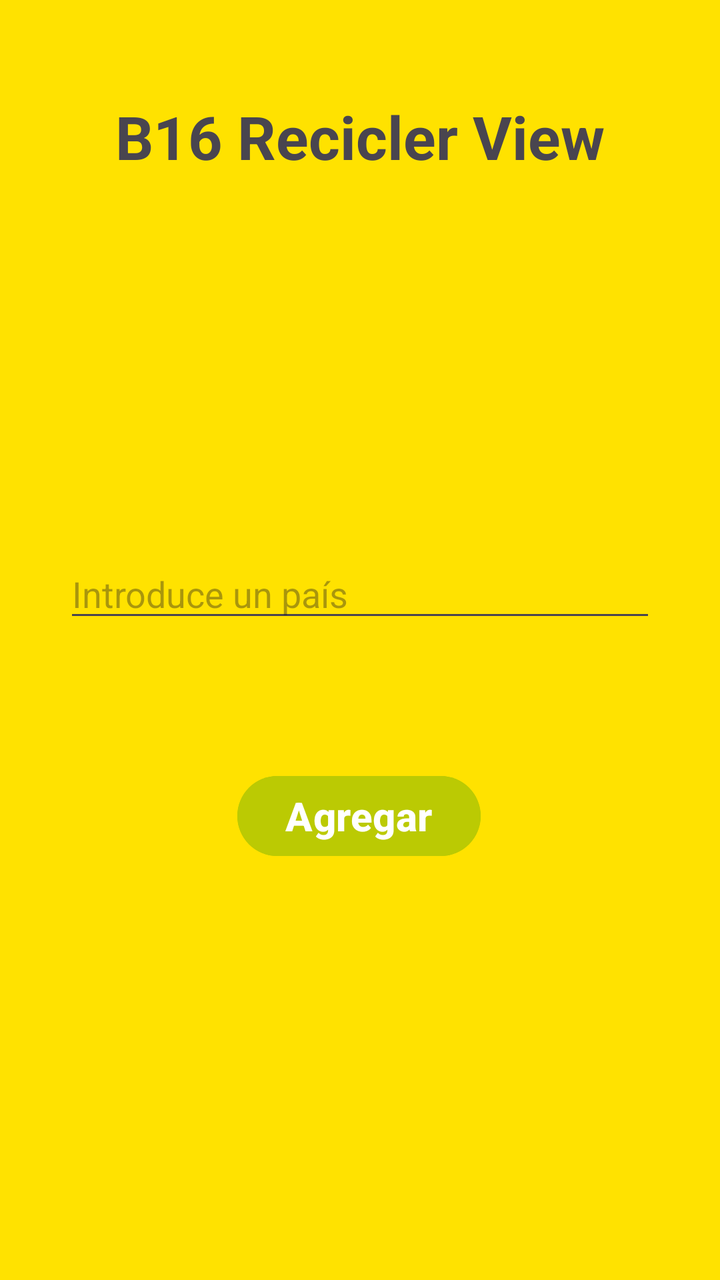
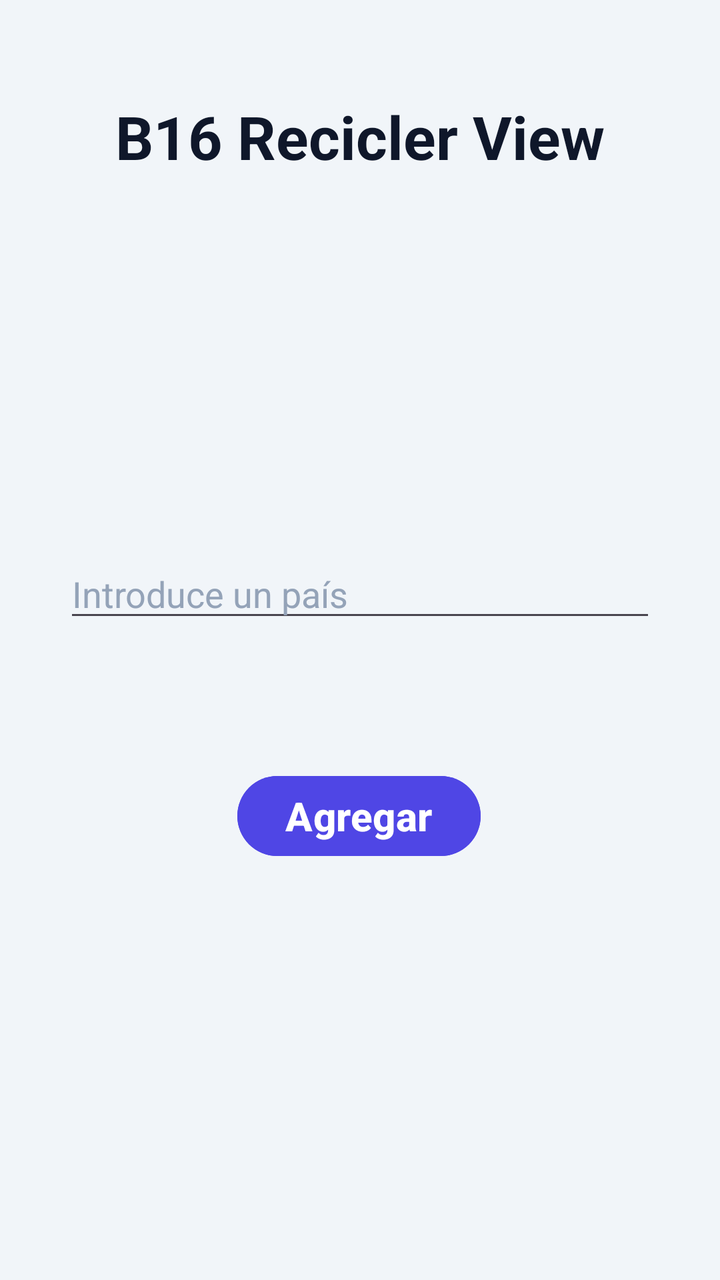

Before-and-after screenshots of an Android layout around one commit, followed by the original layout XML and the change that was made.
<!-- AndroidManifest.xml: application theme Theme.B16ReciclerView -->
<!-- res/layout/activity_main.xml -->
<?xml version="1.0" encoding="utf-8"?>
<androidx.constraintlayout.widget.ConstraintLayout xmlns:android="http://schemas.android.com/apk/res/android"
    xmlns:app="http://schemas.android.com/apk/res-auto"
    xmlns:tools="http://schemas.android.com/tools"
    android:id="@+id/main"
    android:layout_width="match_parent"
    android:layout_height="match_parent"
    android:background="@color/orangewhitening"
    tools:context=".MainActivity">

    <TextView
        android:id="@+id/textViewTitle"
        android:layout_width="wrap_content"
        android:layout_height="wrap_content"
        android:layout_marginTop="48dp"
        android:text="@string/text1"
        android:textSize="30sp"
        android:textStyle="bold"
        app:layout_constraintEnd_toEndOf="parent"
        app:layout_constraintStart_toStartOf="parent"
        app:layout_constraintTop_toTopOf="parent" />

    
    <androidx.recyclerview.widget.RecyclerView
        android:id="@+id/recyclerView"
        android:layout_width="0dp"
        android:layout_height="wrap_content"
        android:layout_marginStart="32dp"
        android:layout_marginTop="24dp"
        android:layout_marginEnd="32dp"
        android:layout_marginBottom="24dp"
        android:background="@color/orange"
        android:overScrollMode="ifContentScrolls"
        android:scrollbars="vertical"
        app:layout_constrainedHeight="true"
        app:layout_constraintBottom_toTopOf="@+id/editTextText"
        app:layout_constraintEnd_toEndOf="parent"
        app:layout_constraintHeight_max="380dp"
        app:layout_constraintStart_toStartOf="parent"
        app:layout_constraintTop_toBottomOf="@+id/textViewTitle"
        app:layout_constraintVertical_bias="0" />

    <EditText
        android:id="@+id/editTextText"
        android:layout_width="0dp"
        android:layout_height="wrap_content"
        android:layout_marginStart="32dp"
        android:layout_marginEnd="32dp"
        android:layout_marginBottom="68dp"
        android:hint="@string/text2"
        android:inputType="text"
        app:layout_constraintBottom_toTopOf="@+id/button"
        app:layout_constraintEnd_toEndOf="parent"
        app:layout_constraintHorizontal_bias="0.0"
        app:layout_constraintStart_toStartOf="parent" />

    <Button
        android:id="@+id/button"
        android:layout_width="wrap_content"
        android:layout_height="wrap_content"
        android:layout_marginBottom="208dp"
        android:backgroundTint="@color/buttoncolor"
        android:text="@string/button"
        android:textColor="@color/white"
        android:textSize="20sp"
        android:textStyle="bold"
        app:layout_constraintBottom_toBottomOf="parent"
        app:layout_constraintEnd_toEndOf="parent"
        app:layout_constraintHorizontal_bias="0.498"
        app:layout_constraintStart_toStartOf="parent" />

</androidx.constraintlayout.widget.ConstraintLayout>
<!-- resources referenced by this layout -->
<resources>
  <color name="buttoncolor">#BBCA03</color>
  <color name="orange">#FA9900</color>
  <color name="orangewhitening">#FFE200</color>
  <color name="white">#FFFFFFFF</color>
  <string name="button">Agregar</string>
  <string name="text1">B16 Recicler View</string>
  <string name="text2">Introduce un país</string>
  <style name="Theme.B16ReciclerView" parent="Base.Theme.B16ReciclerView" />
  <style name="Base.Theme.B16ReciclerView" parent="Theme.Material3.DayNight.NoActionBar">
          
          
      </style>
</resources>

<!-- the commit's change to res/layout/activity_main.xml (unified diff, before → after) -->
@@ -14,13 +14,13 @@
         android:layout_height="wrap_content"
         android:layout_marginTop="48dp"
         android:text="@string/text1"
+        android:textColor="@color/black"
         android:textSize="30sp"
         android:textStyle="bold"
         app:layout_constraintEnd_toEndOf="parent"
         app:layout_constraintStart_toStartOf="parent"
         app:layout_constraintTop_toTopOf="parent" />
 
-    
     <androidx.recyclerview.widget.RecyclerView
         android:id="@+id/recyclerView"
         android:layout_width="0dp"
@@ -29,7 +29,7 @@
         android:layout_marginTop="24dp"
         android:layout_marginEnd="32dp"
         android:layout_marginBottom="24dp"
-        android:background="@color/orange"
+        android:background="@color/white"
         android:overScrollMode="ifContentScrolls"
         android:scrollbars="vertical"
         app:layout_constrainedHeight="true"
@@ -48,6 +48,8 @@
         android:layout_marginEnd="32dp"
         android:layout_marginBottom="68dp"
         android:hint="@string/text2"
+        android:textColor="@color/black"
+        android:textColorHint="#94A3B8"
         android:inputType="text"
         app:layout_constraintBottom_toTopOf="@+id/button"
         app:layout_constraintEnd_toEndOf="parent"
<!-- resource entries referenced after the edit -->
@@ -1,8 +1,8 @@
 <!-- resources referenced by this layout -->
 <resources>
-  <color name="buttoncolor">#BBCA03</color>
-  <color name="orange">#FA9900</color>
-  <color name="orangewhitening">#FFE200</color>
+  <color name="black">#FF0F172A</color>
+  <color name="buttoncolor">#FF4F46E5</color>
+  <color name="orangewhitening">#FFF1F5F9</color>
   <color name="white">#FFFFFFFF</color>
   <string name="button">Agregar</string>
   <string name="text1">B16 Recicler View</string>
